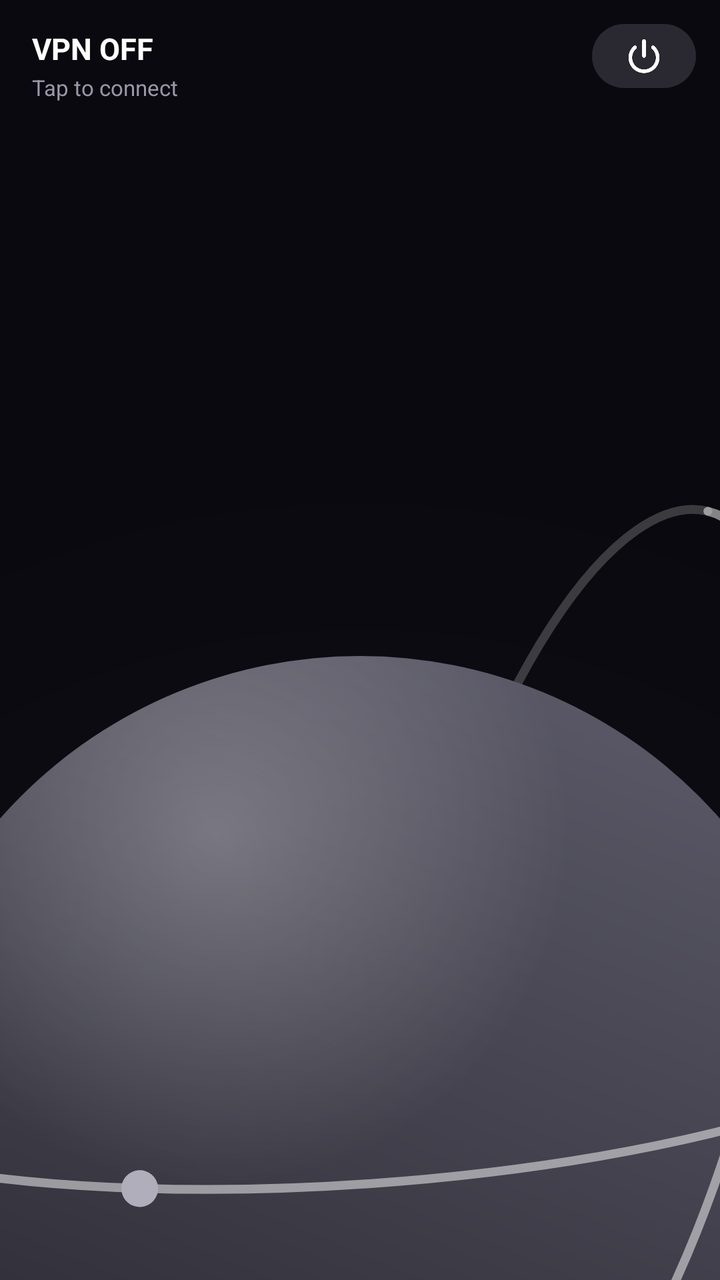
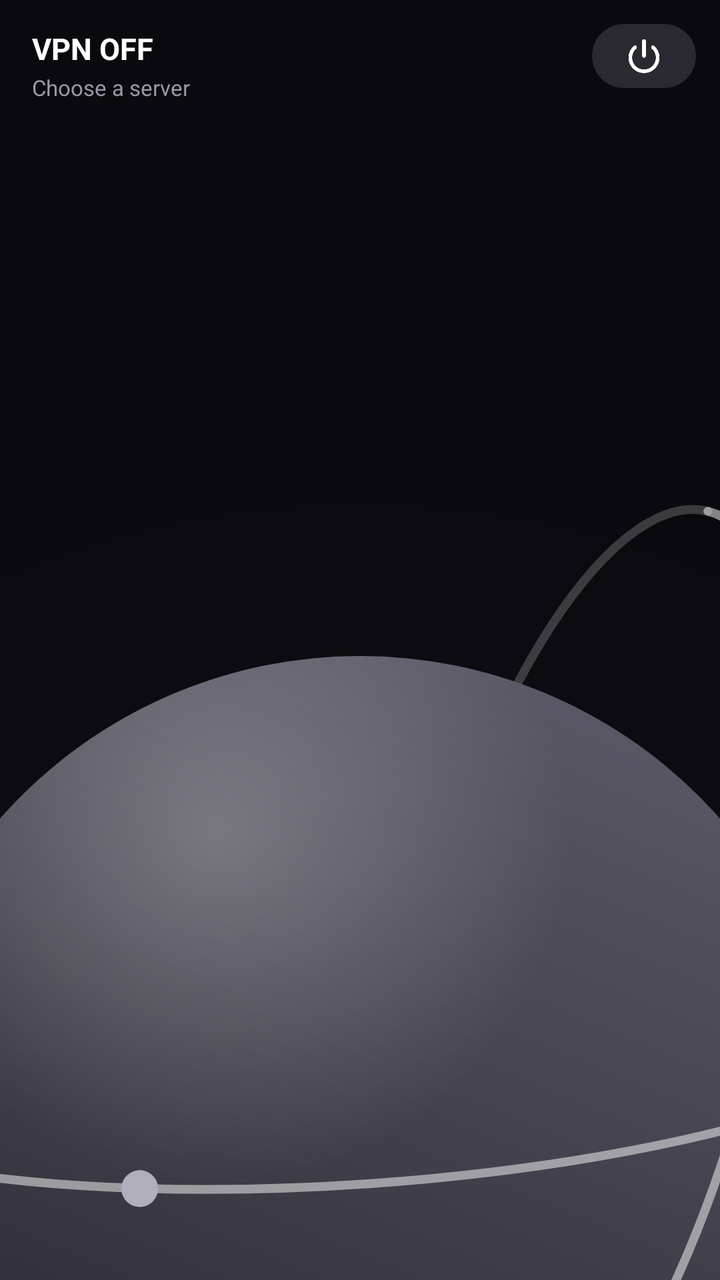

Two renders of the same Android screen: before a commit and after it. Below are the layout's source before the change and the commit's diff.
<!-- AndroidManifest.xml: application theme android:Theme.Material.NoActionBar -->
<!-- res/layout/widget_outrun.xml -->
<?xml version="1.0" encoding="utf-8"?>
<FrameLayout xmlns:android="http://schemas.android.com/apk/res/android"
    android:id="@+id/widget_root"
    android:layout_width="match_parent"
    android:layout_height="match_parent"
    android:background="@drawable/widget_bg">

    <ImageView
        android:id="@+id/widget_art"
        android:layout_width="match_parent"
        android:layout_height="match_parent"
        android:contentDescription="@null"
        android:scaleType="centerCrop"
        android:src="@drawable/widget_art_off" />

    <LinearLayout
        android:layout_width="match_parent"
        android:layout_height="wrap_content"
        android:layout_gravity="top"
        android:gravity="top"
        android:orientation="horizontal"
        android:paddingStart="16dp"
        android:paddingTop="12dp"
        android:paddingEnd="12dp">

        <LinearLayout
            android:layout_width="0dp"
            android:layout_height="wrap_content"
            android:layout_marginTop="2dp"
            android:layout_weight="1"
            android:orientation="vertical">

            <TextView
                android:id="@+id/widget_title"
                android:layout_width="match_parent"
                android:layout_height="wrap_content"
                android:ellipsize="end"
                android:maxLines="1"
                android:text="VPN OFF"
                android:textColor="#FFFFFFFF"
                android:textSize="15sp"
                android:textStyle="bold" />

            <TextView
                android:id="@+id/widget_sub"
                android:layout_width="match_parent"
                android:layout_height="wrap_content"
                android:layout_marginTop="2dp"
                android:ellipsize="end"
                android:maxLines="1"
                android:text="Tap to connect"
                android:textColor="#FF9A98A8"
                android:textSize="11sp" />
        </LinearLayout>

        <ImageView
            android:id="@+id/widget_power"
            android:layout_width="52dp"
            android:layout_height="32dp"
            android:layout_marginStart="8dp"
            android:background="@drawable/widget_power_bg"
            android:contentDescription="Toggle VPN"
            android:padding="6dp"
            android:scaleType="centerInside"
            android:src="@drawable/ic_widget_power" />
    </LinearLayout>
</FrameLayout>
<!-- resources referenced by this layout -->
<resources>
  <!-- drawable ic_widget_power (drawable) -->
  <?xml version="1.0" encoding="utf-8"?>
  <vector xmlns:android="http://schemas.android.com/apk/res/android"
      android:width="24dp" android:height="24dp" android:viewportWidth="24" android:viewportHeight="24">
      <path android:pathData="M12,3 L12,12" android:strokeColor="#FFFFFFFF" android:strokeWidth="2.2" android:strokeLineCap="round"/>
      <path android:pathData="M6.6,6.8 A8.2,8.2 0 1 0 17.4,6.8" android:strokeColor="#FFFFFFFF" android:strokeWidth="2.2" android:strokeLineCap="round"/>
  </vector>
  <!-- drawable widget_art_off: vector/xml drawable (drawable, 3804 chars, omitted) -->
  <!-- drawable widget_bg (drawable) -->
  <?xml version="1.0" encoding="utf-8"?>
  <shape xmlns:android="http://schemas.android.com/apk/res/android" android:shape="rectangle">
      <solid android:color="#FF0A090F"/>
      <corners android:radius="22dp"/>
  </shape>
  <!-- drawable widget_power_bg (drawable) -->
  <?xml version="1.0" encoding="utf-8"?>
  <shape xmlns:android="http://schemas.android.com/apk/res/android" android:shape="rectangle">
      <solid android:color="#FF2A2931"/>
      <corners android:radius="16dp"/>
  </shape>
</resources>

<!-- the commit's change to res/layout/widget_outrun.xml (unified diff, before → after) -->
@@ -36,7 +36,7 @@
                 android:layout_height="wrap_content"
                 android:ellipsize="end"
                 android:maxLines="1"
-                android:text="VPN OFF"
+                android:text="@string/widget_title_off"
                 android:textColor="#FFFFFFFF"
                 android:textSize="15sp"
                 android:textStyle="bold" />
@@ -48,7 +48,7 @@
                 android:layout_marginTop="2dp"
                 android:ellipsize="end"
                 android:maxLines="1"
-                android:text="Tap to connect"
+                android:text="@string/widget_sub_choose_server"
                 android:textColor="#FF9A98A8"
                 android:textSize="11sp" />
         </LinearLayout>
@@ -59,7 +59,7 @@
             android:layout_height="32dp"
             android:layout_marginStart="8dp"
             android:background="@drawable/widget_power_bg"
-            android:contentDescription="Toggle VPN"
+            android:contentDescription="@string/widget_toggle"
             android:padding="6dp"
             android:scaleType="centerInside"
             android:src="@drawable/ic_widget_power" />
<!-- resource entries referenced after the edit -->
@@ -20,5 +20,8 @@
       <solid android:color="#FF2A2931"/>
       <corners android:radius="16dp"/>
   </shape>
+  <string name="widget_sub_choose_server">Choose a server</string>
+  <string name="widget_title_off">VPN OFF</string>
+  <string name="widget_toggle">Toggle VPN</string>
 </resources>
 
